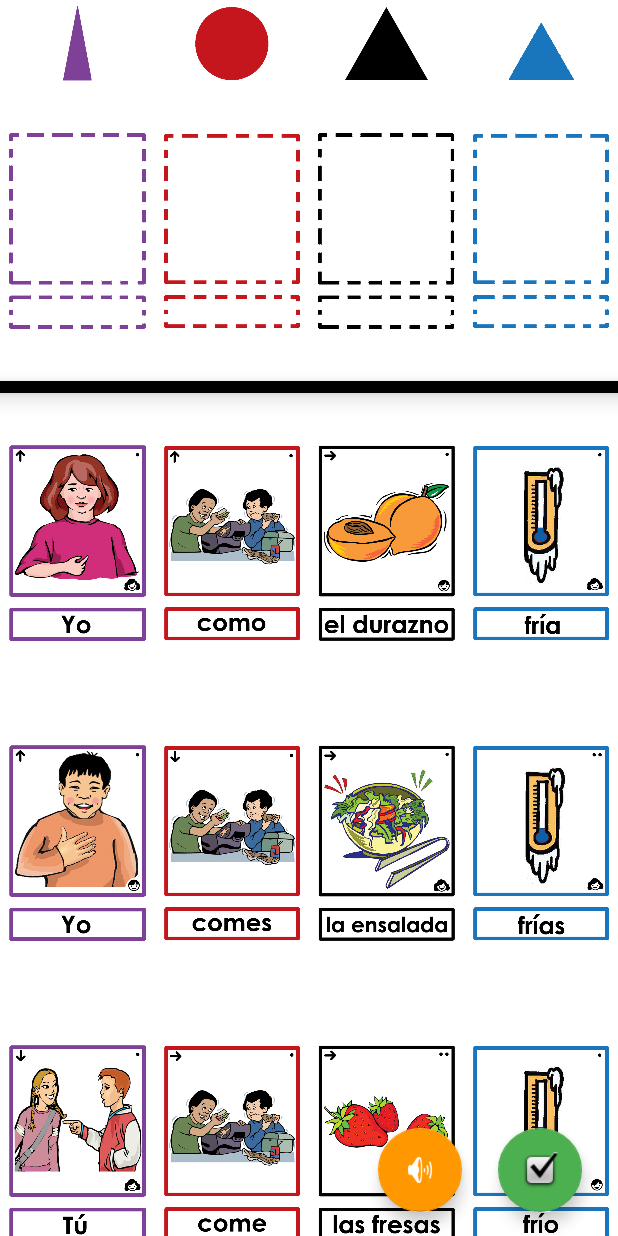
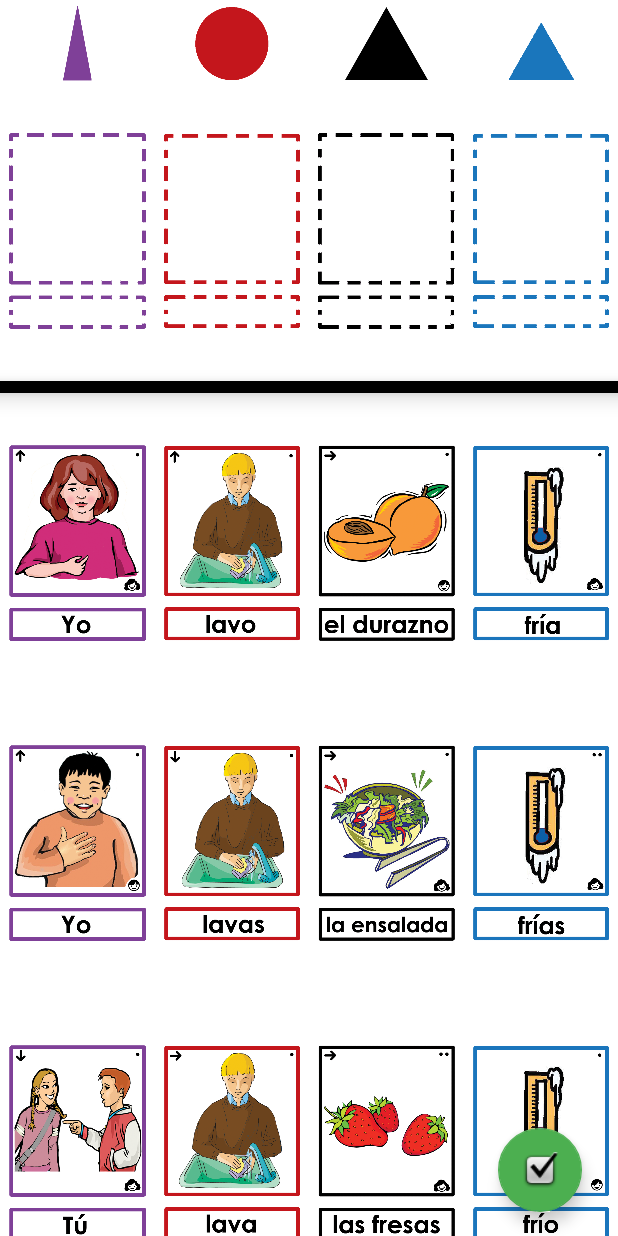
Before and after one commit to MarcoCosta55/MSGrammarPrototypeSingleActivity, an Android app: the screen it shows after launch (MainActivity), after a tap on an icon or button, on a phone screen of 412 x 824 dp. Run offline under Robolectric (Android 15) with nearby library versions, the phone set to English and light mode, and no system bars.

Commit message:
Added Lavar. Simplified UI to one button system.

```diff
--- a/app/src/main/java/net/marco/msgrammarprototypesingleactivity/CardChecker.kt
+++ b/app/src/main/java/net/marco/msgrammarprototypesingleactivity/CardChecker.kt
@@ -102,8 +102,6 @@ class CardChecker(private val context: Context) {
                     }
                 }
             }
-        }else{
-            Toast.makeText(context, "Check your work first please.", Toast.LENGTH_LONG).show()
         }
     }
 
--- a/app/src/main/java/net/marco/msgrammarprototypesingleactivity/CardData.kt
+++ b/app/src/main/java/net/marco/msgrammarprototypesingleactivity/CardData.kt
@@ -65,6 +65,11 @@ class CardData {
      * Data for verb cards.
      */
     val imagesV = intArrayOf(
+        R.drawable.card_v_lavo,
+        R.drawable.card_v_lavas,
+        R.drawable.card_v_lava,
+        R.drawable.card_v_lavamos,
+        R.drawable.card_v_lavan,
         R.drawable.card_v_como,
         R.drawable.card_v_comes,
         R.drawable.card_v_come,
@@ -77,6 +82,11 @@ class CardData {
         R.drawable.card_v_cortan
     )
     val vocalsV = intArrayOf(
+        R.raw.lavo,
+        R.raw.lavas,
+        R.raw.lava,
+        R.raw.lavamos,
+        R.raw.lavan,
         R.raw.como,
         R.raw.comes,
         R.raw.come,
@@ -89,6 +99,11 @@ class CardData {
         R.raw.cortan
     )
     val symbolsV = arrayOf(
+        "1S",
+        "2S",
+        "3S",
+        "1P",
+        "3P",
         "1S",
         "2S",
         "3S",
--- a/app/src/main/java/net/marco/msgrammarprototypesingleactivity/MainActivity.kt
+++ b/app/src/main/java/net/marco/msgrammarprototypesingleactivity/MainActivity.kt
@@ -5,6 +5,7 @@ package net.marco.msgrammarprototypesingleactivity
 
 import androidx.appcompat.app.AppCompatActivity
 import android.os.Bundle
+import android.view.View
 import android.widget.ImageView
 import androidx.recyclerview.widget.LinearLayoutManager
 import androidx.recyclerview.widget.RecyclerView
@@ -48,9 +49,15 @@ class MainActivity : AppCompatActivity(), CardClick {
 
         setCardResetListeners()
 
-        checkWorkButton.setOnClickListener {
+        readButton.visibility = View.INVISIBLE
+        checkWorkButton.visibility = View.VISIBLE
+
+        checkWorkButton.setOnClickListener{
             checkWork.checkSentence()
+            buttonSwitch()
         }
+
+
 
         readButton.setOnClickListener{
             checkWork.playSentence()
@@ -89,21 +96,37 @@ class MainActivity : AppCompatActivity(), CardClick {
         imageViewPronoun.setOnClickListener{
             pronoun.setImageResource(R.drawable.outline_pronoun)
             checkWork.resetPronoun()
+            buttonSwitch()
         }
 
         imageViewVerb.setOnClickListener{
             verb.setImageResource(R.drawable.outline_verb)
             checkWork.resetVerb()
+            buttonSwitch()
         }
 
         imageViewNoun.setOnClickListener{
             noun.setImageResource(R.drawable.outline_noun)
             checkWork.resetNoun()
+            buttonSwitch()
         }
 
         imageViewAdjective.setOnClickListener{
             adjective.setImageResource(R.drawable.outline_adjective)
             checkWork.resetAdjective()
+            buttonSwitch()
+        }
+    }
+
+    private fun buttonSwitch(){
+        if(checkWork.isSentenceCorrect)
+        {
+            readButton.visibility = View.VISIBLE
+            checkWorkButton.visibility = View.INVISIBLE
+        }
+        else {
+            readButton.visibility = View.INVISIBLE
+            checkWorkButton.visibility = View.VISIBLE
         }
     }
 
@@ -114,23 +137,28 @@ class MainActivity : AppCompatActivity(), CardClick {
         val cardData = CardData()
         pronoun.setImageResource(cardData.imagesP[i])
         checkWork.setPronoun(i)
+        buttonSwitch()
     }
 
     override fun onClickVerb(i: Int) {
         val cardData = CardData()
         verb.setImageResource(cardData.imagesV[i])
         checkWork.setVerb(i)
+        buttonSwitch()
     }
 
     override fun onClickNoun(i: Int) {
         val cardData = CardData()
         noun.setImageResource(cardData.imagesN[i])
         checkWork.setNoun(i)
+        buttonSwitch()
     }
 
     override fun onClickAdjective(i: Int) {
         val cardData = CardData()
         adjective.setImageResource(cardData.imagesA[i])
         checkWork.setAdjective(i)
+        buttonSwitch()
+
     }
 }
--- a/app/src/main/res/layout/activity_main.xml
+++ b/app/src/main/res/layout/activity_main.xml
@@ -161,7 +161,7 @@
         app:backgroundTint="#FF9800"
         app:fabSize="normal"
         app:layout_constraintBottom_toBottomOf="parent"
-        app:layout_constraintEnd_toStartOf="@+id/checkWorkButton"
+        app:layout_constraintEnd_toEndOf="parent"
         app:srcCompat="@android:drawable/ic_lock_silent_mode_off" />
 
     <View
```
Also changed, not shown: 5 other files.
